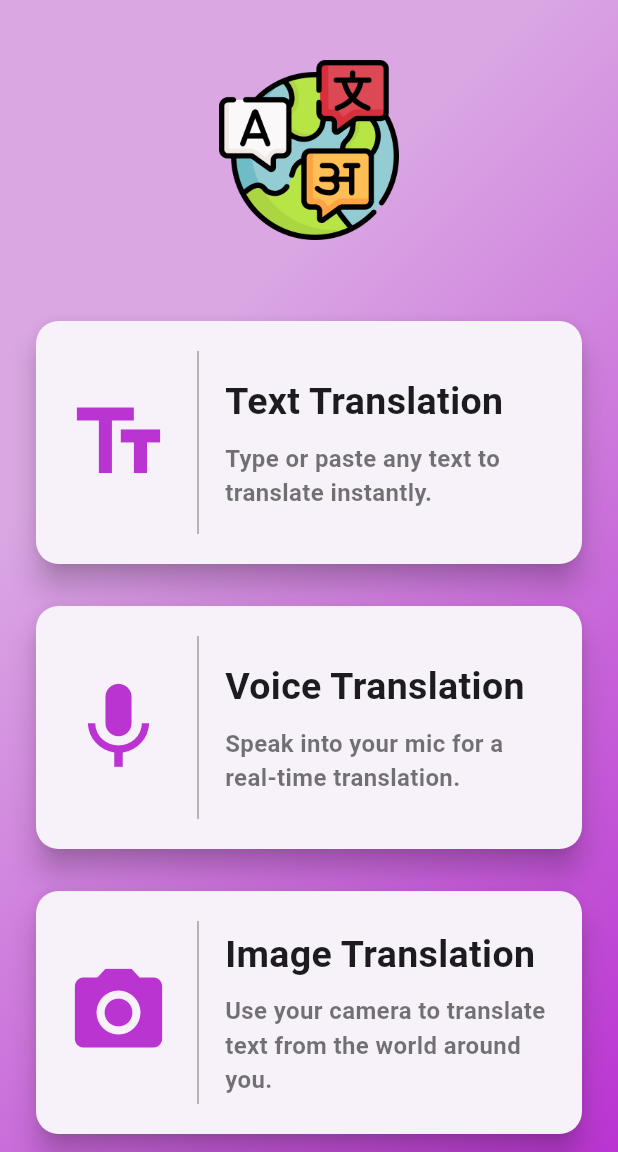
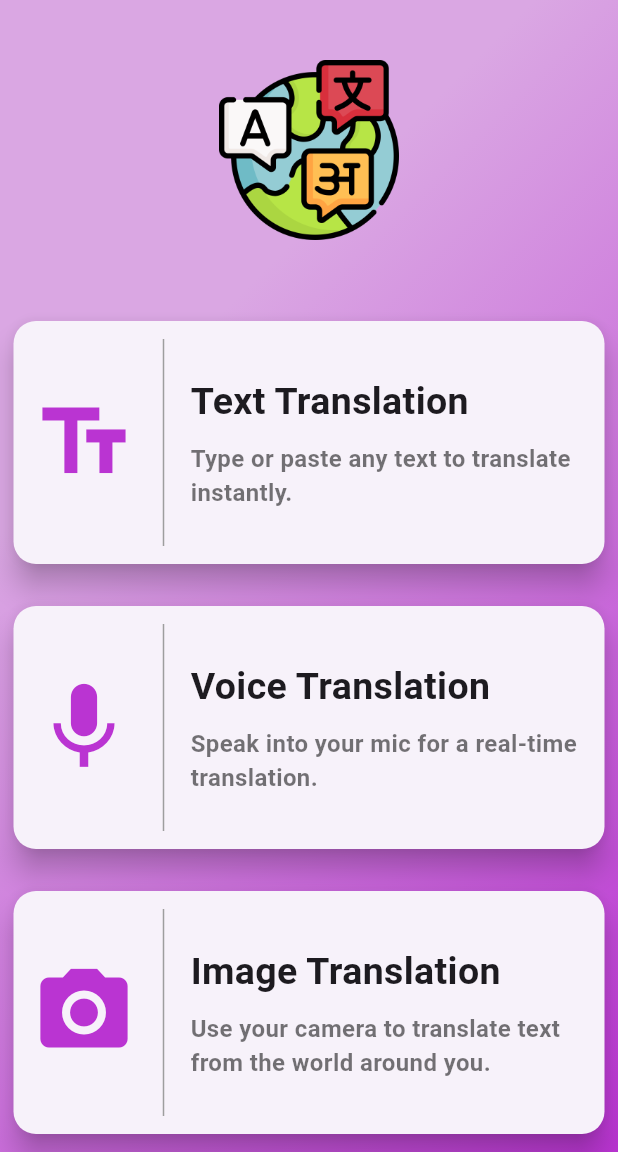
Before and after one commit to Angadthakur/Polyglot, a Flutter app: the screen it shows after launch, on a phone screen of 412 x 824 dp, the part 84-1236 px from its top. Run offline on Flutter 3.47's test engine with Material 3 defaults, Android fonts, the phone set to English and light mode, and no system bars; our stand-ins replace image_picker; missing offline and left inert: translator.

Commit message:
upgraded UI

```diff
--- a/lib/features/presentation/screens/homescreen.dart
+++ b/lib/features/presentation/screens/homescreen.dart
@@ -47,6 +47,7 @@ class Homescreen extends StatelessWidget {
             ),
           ),
           child: SafeArea(
+            child: SingleChildScrollView(
               child: Column(
                 crossAxisAlignment: CrossAxisAlignment.center,
                 children: [
@@ -103,6 +104,8 @@ class Homescreen extends StatelessWidget {
               ),
             ),
           ),
+        ),
       );
+
   }
 }
--- a/lib/features/presentation/widgets/feature_card.dart
+++ b/lib/features/presentation/widgets/feature_card.dart
@@ -17,7 +17,7 @@ class FeatureCard extends StatelessWidget {
   @override
   Widget build(BuildContext context) {
     return Container(
-      margin: const EdgeInsets.symmetric(horizontal: 20, vertical: 10),
+      margin: const EdgeInsets.symmetric(horizontal: 5, vertical: 10),
       height: 170,
       child: Card(
         shape: RoundedRectangleBorder(
@@ -30,7 +30,7 @@ class FeatureCard extends StatelessWidget {
           borderRadius: BorderRadius.circular(15),
 
           child: Padding(
-            padding: const EdgeInsets.all(20.0),
+            padding: const EdgeInsets.all(12.0),
             child: Row(
               children: [
                 Icon(
```
Lines whose indentation alone changed are shown as unchanged.
